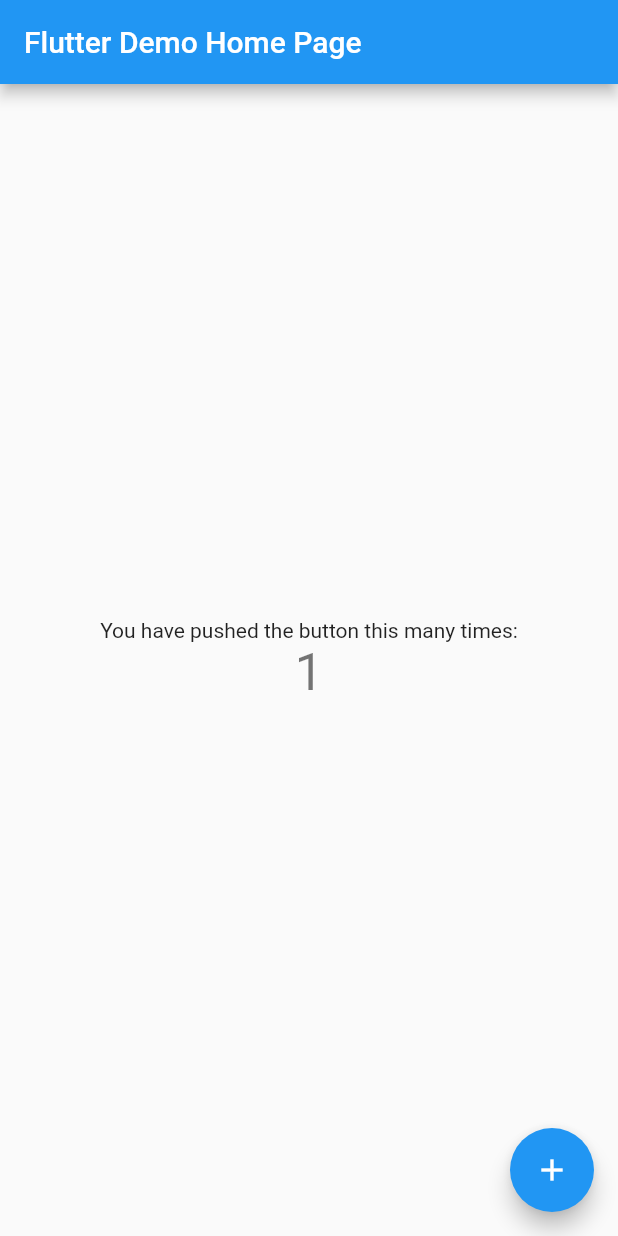
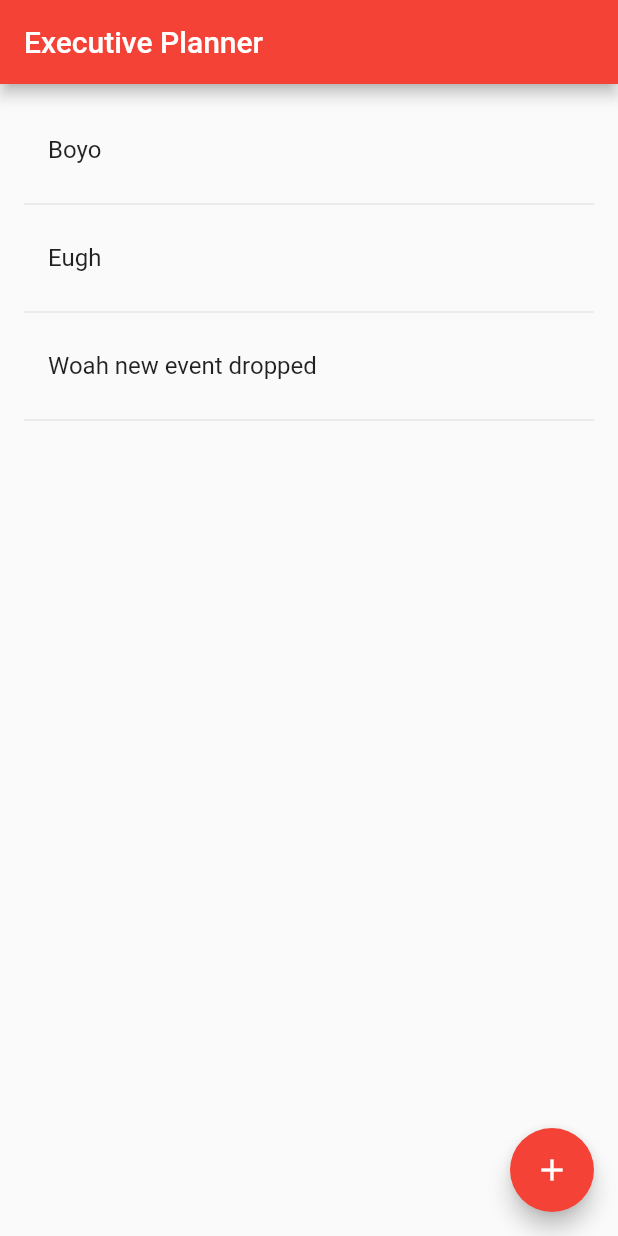
Before and after one commit to delexagon/executive-planner, a Flutter app: the screen it shows after launch, after a tap on the "add" icon, on a phone screen of 412 x 824 dp. Run offline on Flutter 3.47's test engine with Material 2 defaults, Android fonts, the phone set to English and light mode, and no system bars.

Commit message:
Started an eventlist and separated the boilerplate code somewhat.

```diff
--- /dev/null
+++ b/lib/event_list.dart
@@ -0,0 +1,65 @@
+
+
+class Event {
+  String _name = "Unnamed Event";
+  DateTime? _date;
+  String? _location;
+
+  Event({required String name}) {
+    _name = name;
+  }
+
+  String get name {
+    return _name;
+  }
+
+  DateTime? get date {
+    return _date;
+  }
+
+  /// Sorts events by date, then name. Events with a null date are placed after
+  /// those with a defined date. Events with the same name and date may change
+  /// order.
+  static int dateCompare(Event a, Event b) {
+    if(a.date != null && b.date != null) {
+      int before = a.date!.compareTo(b.date!);
+      if (before != 0) return before;
+    }
+    if(a.date != null && b.date == null) {
+      return -1;
+    }
+    if(a.date == null && b.date != null) {
+      return 1;
+    }
+
+    return a.name.compareTo(b.name);
+  }
+}
+
+
+class EventList {
+  Comparator<Event> comparator = Event.dateCompare;
+
+  final _list = <Event>[];
+
+  EventList() {
+    _list.add(Event(name: "Boyo"));
+    _list.add(Event(name: "Eugh"));
+  }
+
+  void addEvent(Event e) {
+    _list.add(e);
+  }
+
+  int get length {
+    return _list.length;
+  }
+
+  Event operator [](int index) {
+    return _list[index];
+  }
+
+  void sort() {
+    _list.sort(comparator);
+  }
+}
--- a/lib/main.dart
+++ b/lib/main.dart
@@ -1,17 +1,18 @@
 import 'package:flutter/material.dart';
+import 'package:executive_planner/planner.dart';
 
 void main() {
-  runApp(const MyApp());
+  runApp(const ExecutivePlanner());
 }
 
-class MyApp extends StatelessWidget {
-  const MyApp({Key? key}) : super(key: key);
+class ExecutivePlanner extends StatelessWidget {
+  const ExecutivePlanner({Key? key}) : super(key: key);
 
   // This widget is the root of your application.
   @override
   Widget build(BuildContext context) {
     return MaterialApp(
-      title: 'Flutter Demo',
+      title: 'Planner',
       theme: ThemeData(
         // This is the theme of your application.
         //
@@ -22,94 +23,9 @@
         // or simply save your changes to "hot reload" in a Flutter IDE).
         // Notice that the counter didn't reset back to zero; the application
         // is not restarted.
-        primarySwatch: Colors.blue,
+        primarySwatch: Colors.red,
       ),
-      home: const MyHomePage(title: 'Flutter Demo Home Page'),
+      home: const ExecutiveHomePage(title: 'Executive Planner'),
     );
   }
 }
-
-class MyHomePage extends StatefulWidget {
-  const MyHomePage({Key? key, required this.title}) : super(key: key);
-
-  // This widget is the home page of your application. It is stateful, meaning
-  // that it has a State object (defined below) that contains fields that affect
-  // how it looks.
-
-  // This class is the configuration for the state. It holds the values (in this
-  // case the title) provided by the parent (in this case the App widget) and
-  // used by the build method of the State. Fields in a Widget subclass are
-  // always marked "final".
-
-  final String title;
-
-  @override
-  State<MyHomePage> createState() => _MyHomePageState();
-}
-
-class _MyHomePageState extends State<MyHomePage> {
-  int _counter = 0;
-
-  void _incrementCounter() {
-    setState(() {
-      // This call to setState tells the Flutter framework that something has
-      // changed in this State, which causes it to rerun the build method below
-      // so that the display can reflect the updated values. If we changed
-      // _counter without calling setState(), then the build method would not be
-      // called again, and so nothing would appear to happen.
-      _counter++;
-    });
-  }
-
-  @override
-  Widget build(BuildContext context) {
-    // This method is rerun every time setState is called, for instance as done
-    // by the _incrementCounter method above.
-    //
-    // The Flutter framework has been optimized to make rerunning build methods
-    // fast, so that you can just rebuild anything that needs updating rather
-    // than having to individually change instances of widgets.
-    return Scaffold(
-      appBar: AppBar(
-        // Here we take the value from the MyHomePage object that was created by
-        // the App.build method, and use it to set our appbar title.
-        title: Text(widget.title),
-      ),
-      body: Center(
-        // Center is a layout widget. It takes a single child and positions it
-        // in the middle of the parent.
-        child: Column(
-          // Column is also a layout widget. It takes a list of children and
-          // arranges them vertically. By default, it sizes itself to fit its
-          // children horizontally, and tries to be as tall as its parent.
-          //
-          // Invoke "debug painting" (press "p" in the console, choose the
-          // "Toggle Debug Paint" action from the Flutter Inspector in Android
-          // Studio, or the "Toggle Debug Paint" command in Visual Studio Code)
-          // to see the wireframe for each widget.
-          //
-          // Column has various properties to control how it sizes itself and
-          // how it positions its children. Here we use mainAxisAlignment to
-          // center the children vertically; the main axis here is the vertical
-          // axis because Columns are vertical (the cross axis would be
-          // horizontal).
-          mainAxisAlignment: MainAxisAlignment.center,
-          children: <Widget>[
-            const Text(
-              'You have pushed the button this many times:',
-            ),
-            Text(
-              '$_counter',
-              style: Theme.of(context).textTheme.headline4,
-            ),
-          ],
-        ),
-      ),
-      floatingActionButton: FloatingActionButton(
-        onPressed: _incrementCounter,
-        tooltip: 'Increment',
-        child: const Icon(Icons.add),
-      ), // This trailing comma makes auto-formatting nicer for build methods.
-    );
-  }
-}
--- /dev/null
+++ b/lib/planner.dart
@@ -0,0 +1,85 @@
+import 'package:flutter/material.dart';
+import 'package:executive_planner/event_list.dart';
+
+class ExecutiveHomePage extends StatefulWidget {
+  const ExecutiveHomePage({Key? key, required this.title}) : super(key: key);
+
+  // This widget is the home page of your application. It is stateful, meaning
+  // that it has a State object (defined below) that contains fields that affect
+  // how it looks.
+
+  // This class is the configuration for the state. It holds the values (in this
+  // case the title) provided by the parent (in this case the App widget) and
+  // used by the build method of the State. Fields in a Widget subclass are
+  // always marked "final".
+
+  final String title;
+
+  @override
+  State<ExecutiveHomePage> createState() {
+    return _ExecutiveHomePageState();
+  }
+}
+
+class _ExecutiveHomePageState extends State<ExecutiveHomePage> {
+  final _events = EventList();
+
+  void _incrementCounter() {
+    _events.addEvent(Event(name: "Woah new event dropped"));
+    setState(() {
+      // This call to setState tells the Flutter framework that something has
+      // changed in this State, which causes it to rerun the build method below
+      // so that the display can reflect the updated values. If we changed
+      // _counter without calling setState(), then the build method would not be
+      // called again, and so nothing would appear to happen.
+    });
+  }
+
+  Widget _buildEventList() {
+    return ListView.builder(
+      itemCount: (_events.length)*2,
+      padding: const EdgeInsets.all(16.0),
+      itemBuilder: (context, i) {
+        if(i.isOdd) {
+          return const Divider();
+        }
+
+        final index = i ~/ 2;
+        return _buildEventRow(_events[index]);
+      }
+    );
+  }
+
+  Widget _buildEventRow(Event e) {
+    return ListTile(
+      title: Text(e.name),
+    );
+  }
+
+  @override
+  Widget build(BuildContext context) {
+    // This method is rerun every time setState is called, for instance as done
+    // by the _incrementCounter method above.
+    //
+    // The Flutter framework has been optimized to make rerunning build methods
+    // fast, so that you can just rebuild anything that needs updating rather
+    // than having to individually change instances of widgets.
+    return Scaffold(
+      appBar: AppBar(
+        // Here we take the value from the MyHomePage object that was created by
+        // the App.build method, and use it to set our appbar title.
+        title: Text(widget.title),
+      ),
+      body: Center(
+        // Center is a layout widget. It takes a single child and positions it
+        // in the middle of the parent.
+        child: _buildEventList()
+      ),
+      floatingActionButton: FloatingActionButton(
+        onPressed: _incrementCounter,
+        tooltip: 'Increment',
+        child: const Icon(Icons.add),
+      ), // This trailing comma makes auto-formatting nicer for build methods.
+    );
+  }
+}
```
Also changed, not shown: 1 other file.
